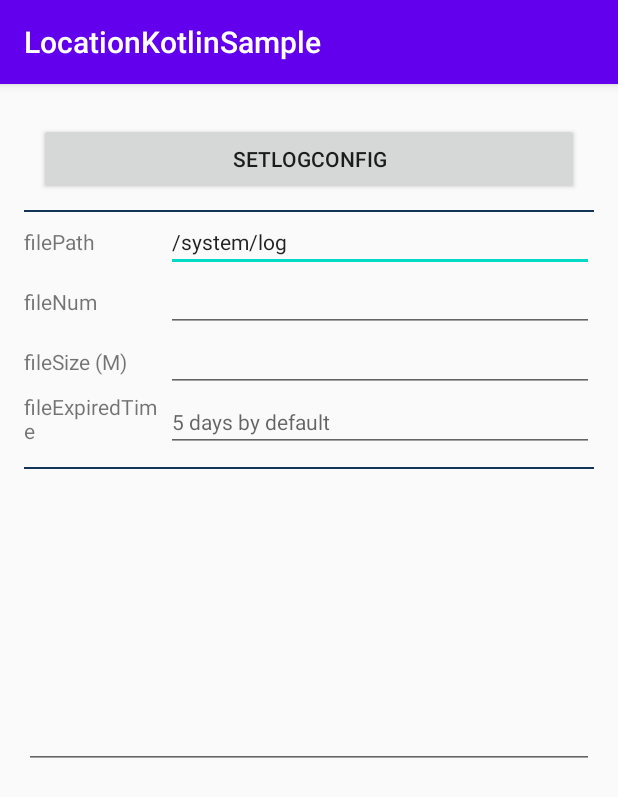
After one commit to HMS-Core/hms-location-demo, an Android app: the WriteLogActivity screen opened directly, with no data from a screen before it, on a phone screen of 412 x 824 dp. The commit adds this screen. Shown: the top 797 px of the screen. Run offline under Robolectric (Android 15) with nearby library versions, the phone set to English and light mode, and no system bars; libraries missing offline, so code that uses them is left out: com.huawei.hms; 1 statement that could not run was skipped.

Commit message:
Add the log recording code

```diff
--- a/hms-location-demo-android-studio/java/app/src/main/AndroidManifest.xml
+++ b/hms-location-demo-android-studio/java/app/src/main/AndroidManifest.xml
@@ -67,6 +67,9 @@
         <activity
             android:name=".location.fusedlocation.RequestLocationUpdatesHDWithCallbackActivity"
             android:configChanges="orientation|screenSize" /> <!-- LocationBroadcastReceiver -->
+        <activity
+            android:name=".WriteLogActivity"
+            android:configChanges="orientation|screenSize" />
 
         <receiver
             android:name=".location.fusedlocation.LocationBroadcastReceiver"
--- a/hms-location-demo-android-studio/java/app/src/main/java/com/huawei/locationsample6/HuaweiLocationActivity.java
+++ b/hms-location-demo-android-studio/java/app/src/main/java/com/huawei/locationsample6/HuaweiLocationActivity.java
@@ -65,6 +65,7 @@ public class HuaweiLocationActivity extends Activity implements OnClickListener
         findViewById(R.id.locationHD).setOnClickListener(this);
         findViewById(R.id.getNavigationContextState).setOnClickListener(this);
         findViewById(R.id.check_setting).setOnClickListener(this);
+        findViewById(R.id.write_log).setOnClickListener(this);
 
         // You must have the ACCESS_COARSE_LOCATION or ACCESS_FINE_LOCATION permission. Otherwise, the location service
         // is unavailable.
@@ -146,6 +147,9 @@ public class HuaweiLocationActivity extends Activity implements OnClickListener
             case R.id.check_setting:
                 startIntent(CheckSettingActivity.class);
                 break;
+            case R.id.write_log:
+                startIntent(WriteLogActivity.class);
+                break;
             default:
                 throw new IllegalArgumentException("view error:" + id);
         }
--- a/hms-location-demo-android-studio/java/app/src/main/res/layout/activity_check_setting.xml
+++ b/hms-location-demo-android-studio/java/app/src/main/res/layout/activity_check_setting.xml
@@ -12,6 +12,7 @@
         android:id="@+id/checkLocationSetting"
         android:layout_width="match_parent"
         android:layout_height="wrap_content"
+        android:onClick="checkSettings"
         android:text="checkLocationSetting"/>
 
     <ScrollView
--- a/hms-location-demo-android-studio/java/app/src/main/res/layout/activity_huaweilocation.xml
+++ b/hms-location-demo-android-studio/java/app/src/main/res/layout/activity_huaweilocation.xml
@@ -77,6 +77,10 @@
                 style="@style/ButtonStyle"
                 android:text="CheckSetting" />
 
+        <Button
+            android:id="@+id/write_log"
+            style="@style/ButtonStyle"
+            android:text="WriteLog" />
 
     </LinearLayout>
 </ScrollView>
--- a/hms-location-demo-android-studio/kotlin/app/src/main/AndroidManifest.xml
+++ b/hms-location-demo-android-studio/kotlin/app/src/main/AndroidManifest.xml
@@ -66,6 +66,9 @@
             android:name="com.hms.locationsample6.useractivity.ActivityIdentificationActivity"
             android:configChanges="orientation|screenSize" />
         <activity android:name="com.hms.locationsample6.activity.BaseActivity" />
+        <activity
+            android:name=".activity.WriteLogActivity"
+            android:configChanges="orientation|screenSize" />
 
         <receiver
             android:name="com.hms.locationsample6.geofence.GeoFenceBroadcastReceiver"
--- /dev/null
+++ b/hms-location-demo-android-studio/kotlin/app/src/main/java/com/hms/locationsample6/activity/WriteLogActivity.kt
@@ -0,0 +1,154 @@
+/**
+ * Copyright 2020 Huawei Technologies co, Ltd All
+ * Rights reserved
+ * Licenced under the Apache License,Version 2.0(the "License");
+ * you may not use this file except in compliance with license
+ * you may obtain a copy of the license at
+ * http://www.apache.org/licenses/LICENSE-2.0
+ * Unless required by application law or agreed to in writing software
+ * distributed under the License is distributed on an "AS IS" BASIS,
+ * WITHOUT WARRANTIES OR CONDITIONS OF ANY KIND, either express or implied.
+ * See the License for the specific language governing permission and
+ * limitations under the License
+ */
+
+package com.hms.locationsample6.activity
+
+import android.Manifest
+import android.content.Context
+import android.content.pm.PackageManager
+import android.os.Build
+import android.os.Bundle
+import android.os.Environment
+import android.text.TextUtils
+import android.util.Log
+import android.view.View
+import android.widget.EditText
+import androidx.core.app.ActivityCompat
+import com.hms.locationsample6.R
+import com.hms.locationsample6.logger.LocationLog
+import com.huawei.hms.location.LocationServices
+import com.huawei.hms.location.LogConfig
+import com.huawei.hms.location.SettingsClient
+import kotlinx.android.synthetic.main.activity_wirte_log.*
+import java.io.File
+
+/**
+ * WriteLogActivity
+ *
+ * @since 2021/10/15
+ */
+class WriteLogActivity : BaseActivity(), View.OnClickListener {
+    private val TAG = "WriteLogActivity"
+
+    private var settingsClient: SettingsClient? = null
+
+    private var etFilePath: EditText? = null
+
+    private var etFileCount: EditText? = null
+
+    private var etFileSize: EditText? = null
+
+    private var etFileExpire: EditText? = null
+
+    override fun onCreate(savedInstanceState: Bundle?) {
+        super.onCreate(savedInstanceState)
+        setContentView(R.layout.activity_wirte_log)
+        set_log_config?.setOnClickListener(this)
+        settingsClient = LocationServices.getSettingsClient(this)
+        etFileCount = findViewById<EditText>(R.id.et_file_count)
+        etFileSize = findViewById<EditText>(R.id.et_file_size)
+        etFilePath = findViewById<EditText>(R.id.et_file_path)
+        etFileExpire = findViewById<EditText>(R.id.et_file_expire)
+        addLogFragment()
+        if (ActivityCompat.checkSelfPermission(
+                this,
+                Manifest.permission.WRITE_EXTERNAL_STORAGE
+            ) != PackageManager.PERMISSION_GRANTED
+            && ActivityCompat.checkSelfPermission(
+                this,
+                Manifest.permission.READ_EXTERNAL_STORAGE
+            ) != PackageManager.PERMISSION_GRANTED
+        ) {
+            val strings = arrayOf(
+                Manifest.permission.WRITE_EXTERNAL_STORAGE,
+                Manifest.permission.READ_EXTERNAL_STORAGE
+            )
+            ActivityCompat.requestPermissions(this, strings, 1)
+        }
+        val absolutePath = getSDPath(this)
+        etFilePath!!.setText("$absolutePath/log")
+    }
+
+    override fun onClick(v: View?) {
+        try {
+            when (v?.id) {
+                R.id.set_log_config -> writeLog()
+            }
+        } catch (e: Exception) {
+            Log.e(TAG, "setMockLocation Exception:$e")
+        }
+    }
+
+    private fun writeLog() {
+        val logConfig = LogConfig()
+        val fileSizeString = etFileSize!!.text.toString().trim { it <= ' ' }
+        val fileCountString = etFileCount!!.text.toString().trim { it <= ' ' }
+        val fileExpireString = etFileExpire!!.text.toString().trim { it <= ' ' }
+        val filePath = etFilePath!!.text.toString().trim { it <= ' ' }
+        var fileSize = 0
+        var fileCount = 0
+        var fileExpire = 0
+        try {
+            if (!TextUtils.isEmpty(fileSizeString)) {
+                fileSize = fileSizeString.toInt()
+            }
+            if (!TextUtils.isEmpty(fileCountString)) {
+                fileCount = fileCountString.toInt()
+            }
+            if (!TextUtils.isEmpty(fileExpireString)) {
+                fileExpire = fileExpireString.toInt()
+            }
+            logConfig.fileSize = fileSize
+            logConfig.fileNum = fileCount
+            logConfig.fileExpiredTime = fileExpire
+            logConfig.logPath = filePath
+            settingsClient!!.setLogConfig(logConfig).addOnFailureListener { e ->
+                LocationLog.i(
+                    TAG,
+                    "setLogConfig onFailure:" + e.message
+                )
+            }
+            if (isLogFilePath(filePath)) {
+                LocationLog.i(TAG, "setLogConfig success")
+            }
+        } catch (e: NumberFormatException) {
+            LocationLog.e(TAG, "setLogConfig onFailure:" + e.message)
+        }
+    }
+
+    private fun isLogFilePath(logPath: String): Boolean {
+        val folder = File(logPath)
+        return folder.exists()
+    }
+
+    fun getSDPath(context: Context): String? {
+        var sdDir: File? = null
+        // Check whether the SD card exists.
+        val sdCardExist =
+            Environment.getExternalStorageState() == Environment.MEDIA_MOUNTED
+        sdDir = if (sdCardExist) {
+            if (Build.VERSION.SDK_INT >= 29) {
+                // Android10
+                context.getExternalFilesDir(null)
+            } else {
+                Environment.getExternalStorageDirectory()
+            }
+        } else {
+            Environment.getRootDirectory()
+        }
+        return sdDir.toString()
+    }
+
+
+}
--- /dev/null
+++ b/hms-location-demo-android-studio/kotlin/app/src/main/res/layout/activity_wirte_log.xml
@@ -0,0 +1,133 @@
+<?xml version="1.0" encoding="utf-8"?>
+<LinearLayout xmlns:android="http://schemas.android.com/apk/res/android"
+    android:layout_width="match_parent"
+    android:layout_height="match_parent"
+    android:orientation="vertical"
+    android:padding="16dp">
+
+    <Button
+        android:id="@+id/set_log_config"
+        android:layout_width="match_parent"
+        android:layout_height="wrap_content"
+        android:layout_margin="10dp"
+        android:text="setLogConfig" />
+
+    <ScrollView
+        android:layout_width="match_parent"
+        android:layout_height="wrap_content">
+
+        <LinearLayout
+            android:layout_width="match_parent"
+            android:layout_height="match_parent"
+            android:focusable="true"
+            android:focusableInTouchMode="true"
+            android:orientation="vertical">
+
+            <ImageView
+                android:layout_width="match_parent"
+                android:layout_height="1dp"
+                android:background="#123456" />
+
+            <LinearLayout
+                android:layout_width="match_parent"
+                android:layout_height="wrap_content"
+                android:orientation="horizontal">
+
+                <TextView
+                    android:layout_width="0dp"
+                    android:layout_height="wrap_content"
+                    android:layout_weight="1"
+                    android:text="filePath"
+                    android:textSize="14sp" />
+
+                <EditText
+                    android:id="@+id/et_file_path"
+                    android:layout_width="0dp"
+                    android:layout_height="wrap_content"
+                    android:layout_weight="3"
+                    android:hint="required"
+                    android:textSize="14sp" />
+
+            </LinearLayout>
+
+            <LinearLayout
+                android:layout_width="match_parent"
+                android:layout_height="wrap_content"
+                android:orientation="horizontal">
+
+                <TextView
+                    android:layout_width="0dp"
+                    android:layout_height="wrap_content"
+                    android:layout_weight="1"
+                    android:text="fileNum"
+                    android:textSize="14sp" />
+
+                <EditText
+                    android:id="@+id/et_file_count"
+                    android:layout_width="0dp"
+                    android:layout_height="wrap_content"
+                    android:layout_weight="3"
+                    android:inputType="number"
+                    android:textSize="14sp" />
+
+            </LinearLayout>
+
+            <LinearLayout
+                android:layout_width="match_parent"
+                android:layout_height="wrap_content"
+                android:orientation="horizontal">
+
+                <TextView
+                    android:layout_width="0dp"
+                    android:layout_height="wrap_content"
+                    android:layout_weight="1"
+                    android:text="fileSize (M)"
+                    android:textSize="14sp" />
+
+                <EditText
+                    android:id="@+id/et_file_size"
+                    android:layout_width="0dp"
+                    android:layout_height="wrap_content"
+                    android:layout_weight="3"
+                    android:inputType="number"
+                    android:textSize="14sp" />
+
+            </LinearLayout>
+
+
+            <LinearLayout
+                android:layout_width="match_parent"
+                android:layout_height="50dp"
+                android:orientation="horizontal">
+
+                <TextView
+                    android:layout_width="0dp"
+                    android:layout_height="match_parent"
+                    android:layout_weight="1"
+                    android:text="fileExpiredTime"
+                    android:textSize="14sp" />
+
+                <EditText
+                    android:id="@+id/et_file_expire"
+                    android:layout_width="0dp"
+                    android:layout_height="wrap_content"
+                    android:layout_weight="3"
+                    android:inputType="number"
+                    android:hint="5 days by default"
+                    android:textSize="14sp" />
+
+            </LinearLayout>
+
+            <ImageView
+                android:layout_width="match_parent"
+                android:layout_height="1dp"
+                android:background="#123456" />
+
+            <FrameLayout
+                android:id="@+id/framelog"
+                android:layout_width="match_parent"
+                android:layout_height="wrap_content"
+                android:layout_marginTop="5dp" />
+        </LinearLayout>
+    </ScrollView>
+</LinearLayout>
--- a/hms-location-demo-android-studio/kotlin/app/src/main/res/layout/location_main_activity.xml
+++ b/hms-location-demo-android-studio/kotlin/app/src/main/res/layout/location_main_activity.xml
@@ -103,6 +103,12 @@
             android:onClick="checkSettings"
             android:text="@string/check_settings" />
 
+        <Button
+            android:id="@+id/write_log"
+            style="@style/ButtonStyle"
+            android:onClick="writeLog"
+            android:text="WriteLog" />
+
     </LinearLayout>
 
 
```
Also changed, not shown: hms-location-demo-android-studio/java/app/build.gradle (+4 -4 lines), hms-location-demo-android-studio/java/app/src/main/java/com/huawei/locationsample6/WriteLogActivity.java (added, +128 -0 lines), hms-location-demo-android-studio/java/app/src/main/java/com/huawei/locationsample6/location/fusedlocation/CheckSettingActivity.java (+2 -9 lines), hms-location-demo-android-studio/java/app/src/main/res/layout/activity_wirte_log.xml (added, +134 -0 lines), hms-location-demo-android-studio/kotlin/app/build.gradle (+4 -4 lines), hms-location-demo-android-studio/kotlin/app/src/main/java/com/hms/locationsample6/activity/LocationMainActivity.kt (+12 -0 lines), hms-location-demo-android-studio/java/gradle/wrapper/gradle-wrapper.properties, 2 other files.
